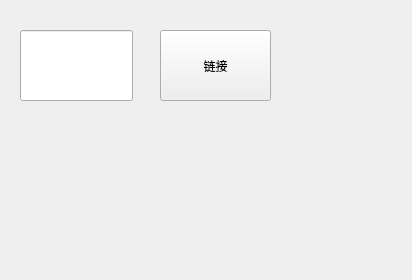
Above: src_client/widget.ui from RebeccaPan/Train_Ticket before the change. Below: the same form after it.
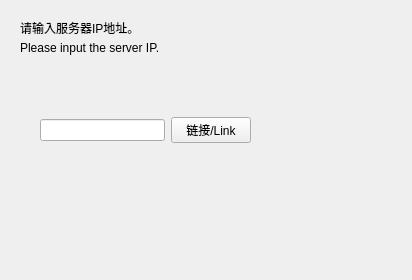
That is the form after the change.

The edit to the form file:
```diff
--- a/src_client/widget.ui
+++ b/src_client/widget.ui
@@ -13,27 +13,56 @@
   <property name="windowTitle">
    <string>输入服务器IP地址</string>
   </property>
-  <widget class="QLineEdit" name="lineEdit">
+  <widget class="QLabel" name="label">
    <property name="geometry">
     <rect>
      <x>20</x>
-     <y>30</y>
-     <width>113</width>
-     <height>71</height>
+     <y>20</y>
+     <width>161</width>
+     <height>16</height>
     </rect>
    </property>
+   <property name="text">
+    <string>请输入服务器IP地址。</string>
+   </property>
   </widget>
-  <widget class="QPushButton" name="pushButton">
+  <widget class="QWidget" name="horizontalLayoutWidget">
    <property name="geometry">
     <rect>
-     <x>160</x>
-     <y>30</y>
-     <width>111</width>
-     <height>71</height>
+     <x>40</x>
+     <y>80</y>
+     <width>211</width>
+     <height>101</height>
     </rect>
    </property>
+   <layout class="QHBoxLayout" name="horizontalLayout">
+    <item>
+     <widget class="QLineEdit" name="lineEdit">
+      <property name="text">
+       <string/>
+      </property>
+     </widget>
+    </item>
+    <item>
+     <widget class="QPushButton" name="pushButton">
+      <property name="text">
+       <string>链接/Link</string>
+      </property>
+     </widget>
+    </item>
+   </layout>
+  </widget>
+  <widget class="QLabel" name="label_2">
+   <property name="geometry">
+    <rect>
+     <x>20</x>
+     <y>40</y>
+     <width>161</width>
+     <height>16</height>
+    </rect>
+   </property>
    <property name="text">
-    <string>链接</string>
+    <string>Please input the server IP.</string>
    </property>
   </widget>
  </widget>
```
Left out of the diff: 2 changed lines with no effect on the pictures.
